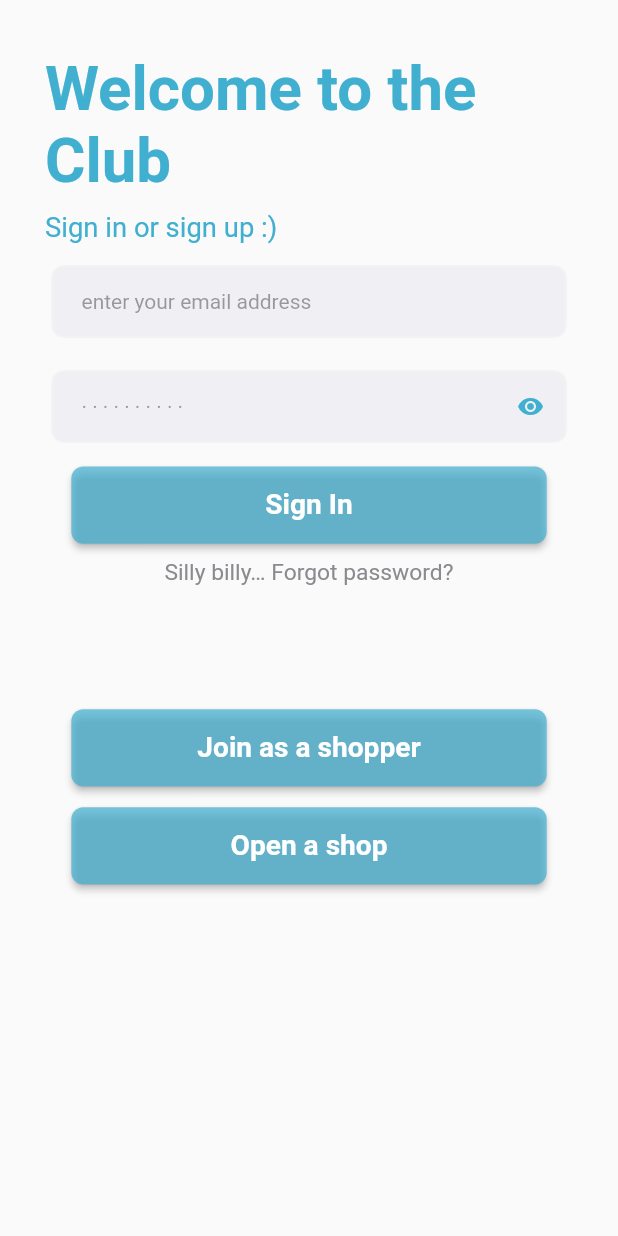
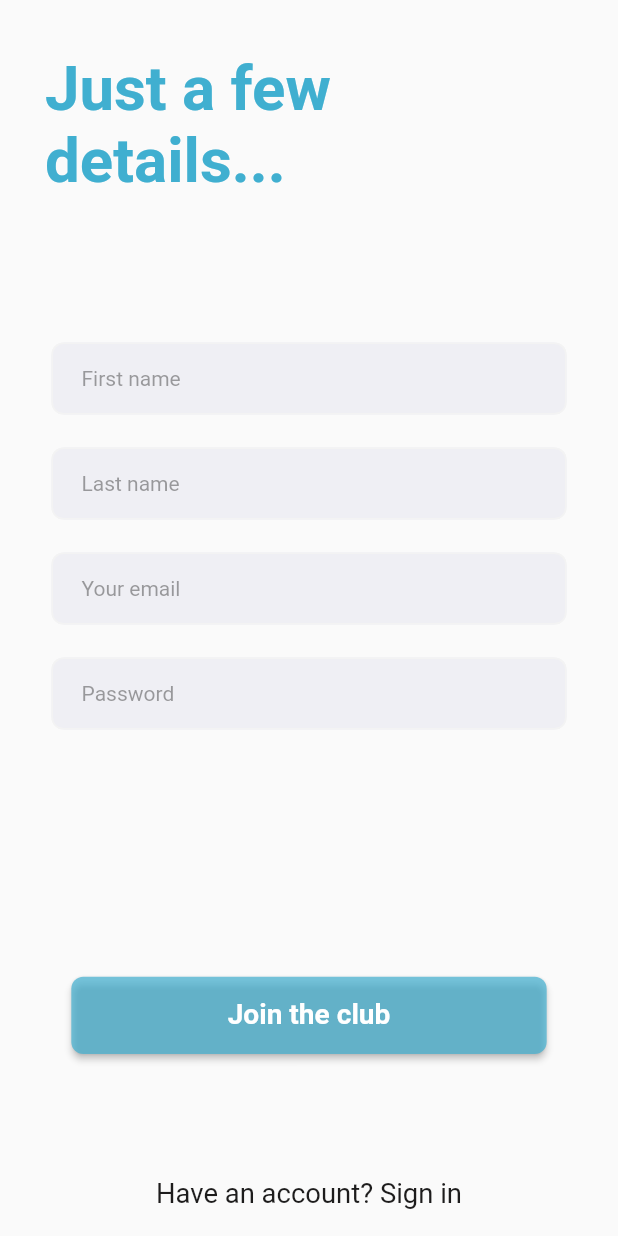
Before and after one commit to mla303/paul-app, a Flutter app: the SignInScreen screen opened by its route, after a tap on "Join as a shopper", on a phone screen of 412 x 824 dp. Run offline on Flutter 3.47's test engine with Material 2 defaults, Android fonts, the phone set to English and light mode, and no system bars; our stand-ins replace dots_indicator.

Commit message:
alis work

```diff
--- a/lib/Views/signIn.dart
+++ b/lib/Views/signIn.dart
@@ -117,7 +117,7 @@ class _logInState extends State<SignInScreen> {
                             text: Text("Sign In",
                               style: CustomTextStyle.buttontitle(context),),
                               onPressed: (){
-                              // Navigator.pushNamed(context, "/bottomNavigation");
+                              // Navigator.pushNamed(context, "/signUp");
                               },
                             focusColor: buttonColor2,
                             disbaleColor: buttonColor2,
@@ -128,7 +128,7 @@ class _logInState extends State<SignInScreen> {
                           InkWell(
                             onTap: ()
                             {
-                              // Navigator.pushNamed(context, "/forgetPassword");
+                              Navigator.pushNamed(context, "/forgotPassword");
                             },
                             child: Align(
                                 alignment: Alignment.center,
@@ -146,7 +146,7 @@ class _logInState extends State<SignInScreen> {
                             text: Text("Join as a shopper",
                               style: CustomTextStyle.buttontitle(context),),
                             onPressed: (){
-                              // Navigator.pushNamed(context, "/bottomNavigation");
+                              Navigator.pushNamed(context, "/signUp");
                             },
                             focusColor: buttonColor2,
                             disbaleColor: buttonColor2,
--- /dev/null
+++ b/lib/Views/signUp.dart
@@ -0,0 +1,187 @@
+
+import 'package:flutter/material.dart';
+import 'package:paul_app/widgets/CustomButton.dart';
+import 'package:paul_app/widgets/CustomTextField.dart';
+import 'package:paul_app/widgets/colors.dart';
+import 'package:paul_app/widgets/styles.dart';
+
+
+
+
+
+class SignUpScreen extends StatefulWidget {
+  @override
+  _SignUpState createState() => new _SignUpState();
+}
+
+
+
+
+class _SignUpState extends State<SignUpScreen> {
+
+
+  bool _obscureText = true;
+  void _toggle() {
+    setState(() {
+      _obscureText = !_obscureText;
+    });
+  }
+
+
+
+  @override
+  Widget build(BuildContext context) {
+
+    double width = MediaQuery.of(context).size.width;
+    double height = MediaQuery.of(context).size.height;
+
+    return SafeArea(
+      child: Scaffold(
+        // backgroundColor: Color(0xfff7f7f7),
+
+        // appBar: customAppBar1("Sign In"),
+
+        body: Container(
+          // color: whiteColor,
+          child: Padding(
+            padding: const EdgeInsets.symmetric(horizontal:30,vertical: 15),
+            child: Column(
+
+              mainAxisAlignment: MainAxisAlignment.start,
+              crossAxisAlignment: CrossAxisAlignment.start,
+              children: <Widget>[
+                Expanded(
+                  flex: 0,
+                  child: Column(
+                    crossAxisAlignment: CrossAxisAlignment.start,
+                    children: [
+                      SizedBox(height:20,),
+                      Container(
+                          width:width/1.4,
+                          child: Text("Just a few details...", style: CustomTextStyle.headig(context))),
+                      SizedBox(height: height/10,),
+
+
+                    ],
+                  ),
+                ),
+
+
+                SizedBox(height: 15,),
+
+                Expanded(
+                  flex: 2,
+                  child: SingleChildScrollView(
+                    child: Column(
+                      children: [
+                        Wrap(
+                          direction: Axis.vertical,
+                          spacing: 8,
+                          // // alignment: WrapAlignment.center,
+                          // crossAxisAlignment: CrossAxisAlignment.start,
+                          children: [
+
+
+                            //email textfield
+                            CustomTextField
+                              (
+                              hinttext: "First name",
+                              obscureText: false,
+                              textInputType: TextInputType.text,
+                            ),
+
+                            const SizedBox(height: 6,),
+                            //password textfield
+                            CustomTextField
+                              (
+                              hinttext: "Last name",
+                              obscureText: false,
+                              textInputType: TextInputType.text,
+                            ),
+                            const SizedBox(height: 6,),
+                            //password textfield
+                            CustomTextField
+                              (
+                              hinttext: "Your email",
+                              obscureText: false,
+                              textInputType: TextInputType.emailAddress,
+                            ),
+                            const SizedBox(height: 6,),
+                            //password textfield
+                            CustomTextField
+                              (
+                              hinttext: "Password",
+                              obscureText: true,
+                              textInputType: TextInputType.visiblePassword,
+                            ),
+
+
+                          ],
+                        ),
+
+
+
+
+                        //login button
+
+
+                        SizedBox(height: height/10,),
+                        //forget link
+
+
+                        SizedBox(height: height/10,),
+
+
+
+                        //login button
+
+
+
+                        //login button
+                        CustomerButton(
+                          text: Text("Join the club",
+                            style: CustomTextStyle.buttontitle(context),),
+                          onPressed: (){
+                            // Navigator.pushNamed(context, "/bottomNavigation");
+                          },
+                          focusColor: buttonColor1,
+                          disbaleColor: buttonColor1,
+                        ),
+                        SizedBox(height: height/10,),
+                        InkWell(
+                          onTap: ()
+                          {
+                            Navigator.pushNamed(context, "/login");
+                          },
+                          child: Align(
+                            alignment: Alignment.center,
+                            child: Text("Have an account? Sign in",
+                                style:CustomTextStyle.normaltext3(context)),
+                          ),
+                        ),
+
+
+
+
+
+
+
+                      ],
+                    ),
+                  ),
+                ),
+
+
+
+
+
+              ],
+            ),
+          ),
+        ),
+
+      ),
+    );
+  }
+
+}
--- a/lib/Views/walkthrough.dart
+++ b/lib/Views/walkthrough.dart
@@ -48,17 +48,17 @@ class WalkThroughState extends State<WalkThrough> {
                 myWalkthrough(
                   title: "Plan Your Trip",
                   content: "Book one of our unique hotel to \n escape the ordinary",
-                  image: "images/walkthrough1.png",
+                  // image: "images/walkthrough1.png",
                 ),
                 myWalkthrough(
                   title: "Find Best Deal",
                   content: "Find deals for any season from cosy \n country home to city flats",
-                  image: "images/walkthrough2.png",
+                  // image: "images/walkthrough2.png",
                 ),
                 myWalkthrough(
                   title: "User Privacy",
                   content: "Book one of our unique hotel to \n escape the ordinary",
-                  image: "images/walkthrough1.png",
+                  // image: "images/walkthrough1.png",
                 ),
               ],
               controller: controller,
--- a/lib/main.dart
+++ b/lib/main.dart
@@ -1,4 +1,7 @@
 import 'package:flutter/material.dart';
+import 'package:paul_app/Views/billingAddress.dart';
+import 'package:paul_app/Views/forgotPassword.dart';
+import 'package:paul_app/Views/signUp.dart';
 import 'Views/signIn.dart';
 import 'Views/splash.dart';
 import 'Views/walkthrough.dart';
@@ -10,6 +13,10 @@ void main() {
 var routes = <String, WidgetBuilder>{
   "/walkthrough": (BuildContext context) => WalkThrough(),
   "/login": (BuildContext context) => SignInScreen(),
+  "/signUp": (BuildContext context) => SignUpScreen(),
+  "/forgotPassword": (BuildContext context) => forgotPassword(),
+  "/billingAddress": (BuildContext context) => BillingAddress(),
+
   // "/forgetPassword": (BuildContext context) => forgotPasswordScreen(),
   // "/lanuageSelect": (BuildContext context) => LanguageSelector(),
   // "/bottomNavigation": (BuildContext context) => navigationBar(),
--- a/lib/widgets/CustomButton.dart
+++ b/lib/widgets/CustomButton.dart
@@ -25,7 +25,7 @@ class ShopperButton extends StatelessWidget {
             //   color: button1,
             // )
         ),
-        color: buttonColor1.withOpacity(0.7),
+        color: buttonColor2,
         textColor: Colors.white,
         padding: EdgeInsets.all(8.0),
         onPressed: onPressed,
--- a/lib/widgets/colors.dart
+++ b/lib/widgets/colors.dart
@@ -3,8 +3,10 @@ import 'package:flutter/material.dart';
 
 final Color buttonColor1 = Color(0xff40AFD0);
 final Color buttonColor2 = Color(0xffFFC25D);
+
 final Color basicColorcustomer = Color(0xffFFC25D);
 final Color basicColorShopper = Color(0xff40AFD0);
-final Color whiteColor = Color(0xffFFFFFF);
-final Color grayColor = Color(0xffEFEFF4);
+
+final Color whiteColor = Color(0xffffffff);
+final Color grayColor = Color(0xffefeff4);
 final Color blackColor = Color(0xff000000);
--- a/lib/widgets/mywalkthrough.dart
+++ b/lib/widgets/mywalkthrough.dart
@@ -60,14 +60,14 @@ class WalkthroughState extends State<myWalkthrough>
           mainAxisAlignment: MainAxisAlignment.start,
           children: <Widget>[
 
-            Transform(
-              transform:
-              new Matrix4.translationValues(0, 2.0, 6.0),
-              child: new Image(
-                image: AssetImage(widget.image),
-                height: MediaQuery.of(context).size.height/3,
-              ),
-            ),
+            // Transform(
+            //   transform:
+            //   new Matrix4.translationValues(0, 2.0, 6.0),
+            //   child: new Image(
+            //     image: AssetImage(widget.image),
+            //     height: MediaQuery.of(context).size.height/3,
+            //   ),
+            // ),
 
             SizedBox(height: 30,),
 
--- a/lib/widgets/styles.dart
+++ b/lib/widgets/styles.dart
@@ -32,6 +32,12 @@ class CustomTextStyle {
         fontSize: MediaQuery.of(context).size.height / 54,
         fontWeight: FontWeight.w400);
   }
+  static TextStyle normaltext3(BuildContext context) {
+    return TextStyle(
+        color: Color(0xff1d1c1c),
+        fontSize: MediaQuery.of(context).size.height / 45,
+        fontWeight: FontWeight.w400);
+  }
 
 
 
```
Also changed, not shown: lib/Views/billingAddress.dart (added, +232 -0 lines), lib/Views/forgotPassword.dart (added, +140 -0 lines), lib/Views/splash.dart (+12 -12 lines), pubspec.lock.
